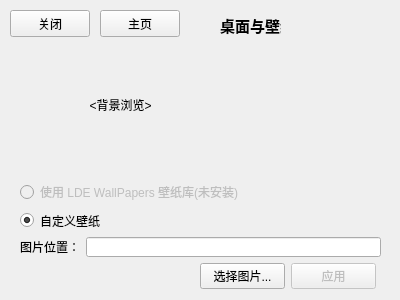
The window that src/ldecc/descc.ui (xuzhuoyi/LDE) describes before a commit, drawn with Qt 5.
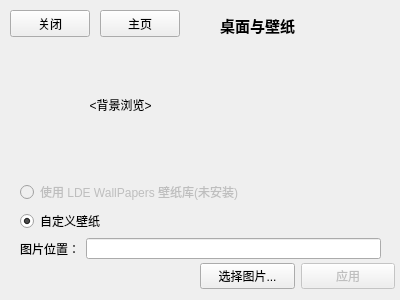
The same window after the commit.

Commit message: Fix Ui Size Problem

Diff of the .ui file:
```diff
--- a/src/ldecc/descc.ui
+++ b/src/ldecc/descc.ui
@@ -31,7 +31,7 @@
     <rect>
      <x>220</x>
      <y>10</y>
-     <width>61</width>
+     <width>161</width>
      <height>31</height>
     </rect>
    </property>
@@ -75,13 +75,13 @@
     <bool>true</bool>
    </property>
   </widget>
-  <widget class="QWidget" name="">
+  <widget class="QWidget" name="layoutWidget">
    <property name="geometry">
     <rect>
      <x>20</x>
      <y>180</y>
      <width>361</width>
-     <height>77</height>
+     <height>79</height>
     </rect>
    </property>
    <layout class="QVBoxLayout" name="verticalLayout_2">
@@ -125,12 +125,12 @@
     </item>
    </layout>
   </widget>
-  <widget class="QWidget" name="">
+  <widget class="QWidget" name="layoutWidget">
    <property name="geometry">
     <rect>
      <x>200</x>
      <y>260</y>
-     <width>176</width>
+     <width>195</width>
      <height>32</height>
     </rect>
    </property>
```
The commit also changes 4 other files.
